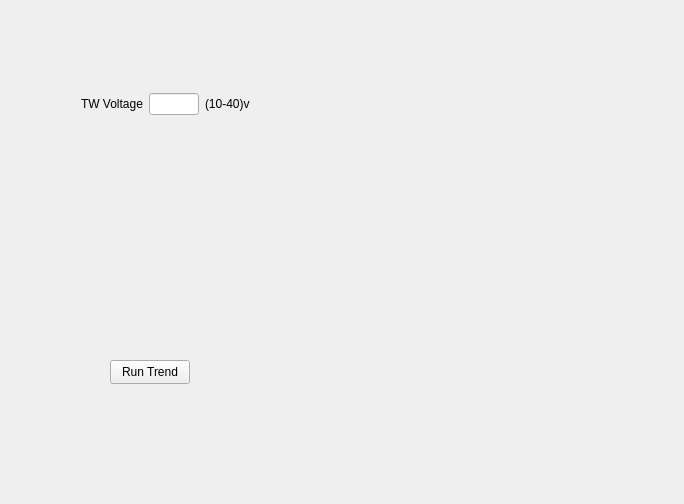
MOBILionSystems/MIPS-app-MOBILion, file autotrend.ui: the form before one commit.
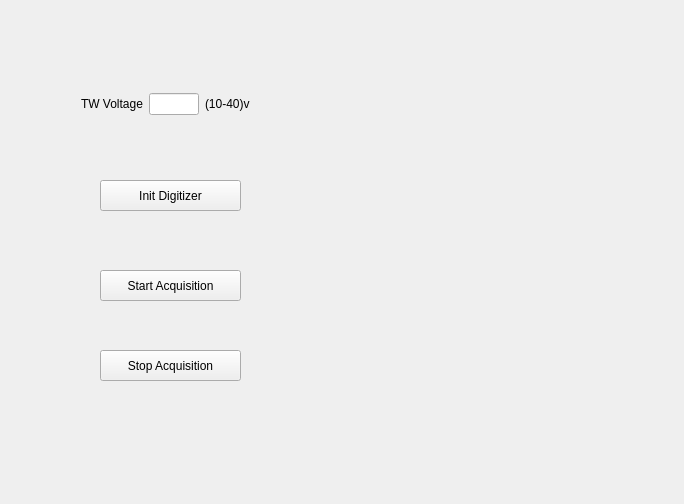
The form after the commit.

Commit message: complete initDigitizerCommand

Patch:
```diff
--- a/autotrend.ui
+++ b/autotrend.ui
@@ -16,14 +16,14 @@
   <widget class="QPushButton" name="pushButton">
    <property name="geometry">
     <rect>
-     <x>110</x>
-     <y>360</y>
-     <width>80</width>
-     <height>24</height>
+     <x>100</x>
+     <y>180</y>
+     <width>141</width>
+     <height>31</height>
     </rect>
    </property>
    <property name="text">
-    <string>Run Trend</string>
+    <string>Init Digitizer</string>
    </property>
   </widget>
   <widget class="QWidget" name="layoutWidget">
@@ -55,6 +55,32 @@
     </item>
    </layout>
   </widget>
+  <widget class="QPushButton" name="startAcqButton">
+   <property name="geometry">
+    <rect>
+     <x>100</x>
+     <y>270</y>
+     <width>141</width>
+     <height>31</height>
+    </rect>
+   </property>
+   <property name="text">
+    <string>Start Acquisition</string>
+   </property>
+  </widget>
+  <widget class="QPushButton" name="stopAcqButton">
+   <property name="geometry">
+    <rect>
+     <x>100</x>
+     <y>350</y>
+     <width>141</width>
+     <height>31</height>
+    </rect>
+   </property>
+   <property name="text">
+    <string>Stop Acquisition</string>
+   </property>
+  </widget>
  </widget>
  <resources/>
  <connections/>
```
Left out of the diff: 2 changed lines with no effect on the pictures. The commit also changes 8 other files.
